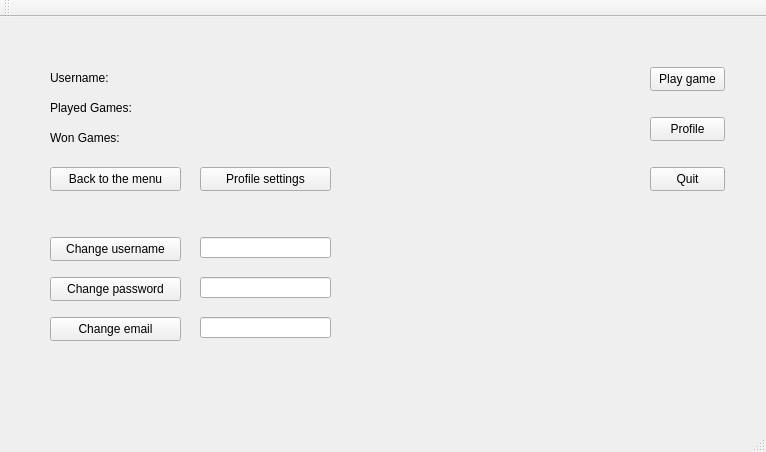
Before: the Qt Designer form Triviador/Triviador/Triviador.ui in AndreiAndreea/TriviadorMCpp, drawn with Qt 5.
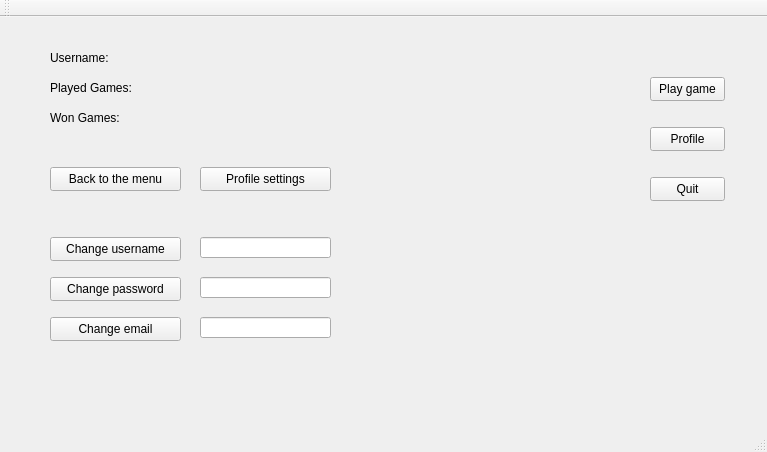
After: the same form once the commit is applied.

Commit message: Edited pause timer in Login class to two minutes. Added in Game.ui buttons to select the game mode: 2, 3, 4 players or custom. Custom button enables other buttons to set the number of players, number of rounds and map size. Once the game mode is selected the map is drawn. There is a bug in the Custom button implementation (check appropriate map size doesn't work).

```diff
--- a/Triviador/Triviador/Triviador.ui
+++ b/Triviador/Triviador/Triviador.ui
@@ -6,7 +6,7 @@
    <rect>
     <x>0</x>
     <y>0</y>
-    <width>766</width>
+    <width>767</width>
     <height>452</height>
    </rect>
   </property>
@@ -17,16 +17,16 @@
    <widget class="QWidget" name="menuWidget" native="true">
     <property name="geometry">
      <rect>
-      <x>580</x>
-      <y>10</y>
-      <width>171</width>
-      <height>191</height>
+      <x>640</x>
+      <y>20</y>
+      <width>91</width>
+      <height>181</height>
      </rect>
     </property>
     <widget class="QPushButton" name="quitPushButton">
      <property name="geometry">
       <rect>
-       <x>70</x>
+       <x>10</x>
        <y>140</y>
        <width>75</width>
        <height>24</height>
@@ -39,7 +39,7 @@
     <widget class="QPushButton" name="profilePushButton">
      <property name="geometry">
       <rect>
-       <x>70</x>
+       <x>10</x>
        <y>90</y>
        <width>75</width>
        <height>24</height>
@@ -52,7 +52,7 @@
     <widget class="QPushButton" name="playGamePushButton">
      <property name="geometry">
       <rect>
-       <x>70</x>
+       <x>10</x>
        <y>40</y>
        <width>75</width>
        <height>24</height>
@@ -68,7 +68,7 @@
      <rect>
       <x>20</x>
       <y>10</y>
-      <width>341</width>
+      <width>351</width>
       <height>181</height>
      </rect>
     </property>
@@ -76,8 +76,8 @@
      <property name="geometry">
       <rect>
        <x>30</x>
-       <y>40</y>
-       <width>101</width>
+       <y>20</y>
+       <width>141</width>
        <height>21</height>
       </rect>
      </property>
@@ -102,8 +102,8 @@
      <property name="geometry">
       <rect>
        <x>30</x>
-       <y>70</y>
-       <width>121</width>
+       <y>50</y>
+       <width>141</width>
        <height>21</height>
       </rect>
      </property>
@@ -115,8 +115,8 @@
      <property name="geometry">
       <rect>
        <x>30</x>
-       <y>100</y>
-       <width>81</width>
+       <y>80</y>
+       <width>141</width>
        <height>21</height>
       </rect>
      </property>
@@ -143,7 +143,7 @@
      <rect>
       <x>20</x>
       <y>210</y>
-      <width>341</width>
+      <width>351</width>
       <height>161</height>
      </rect>
     </property>
```
Left out of the diff: 4 changed lines with no effect on the pictures. The commit also changes 7 other files.
